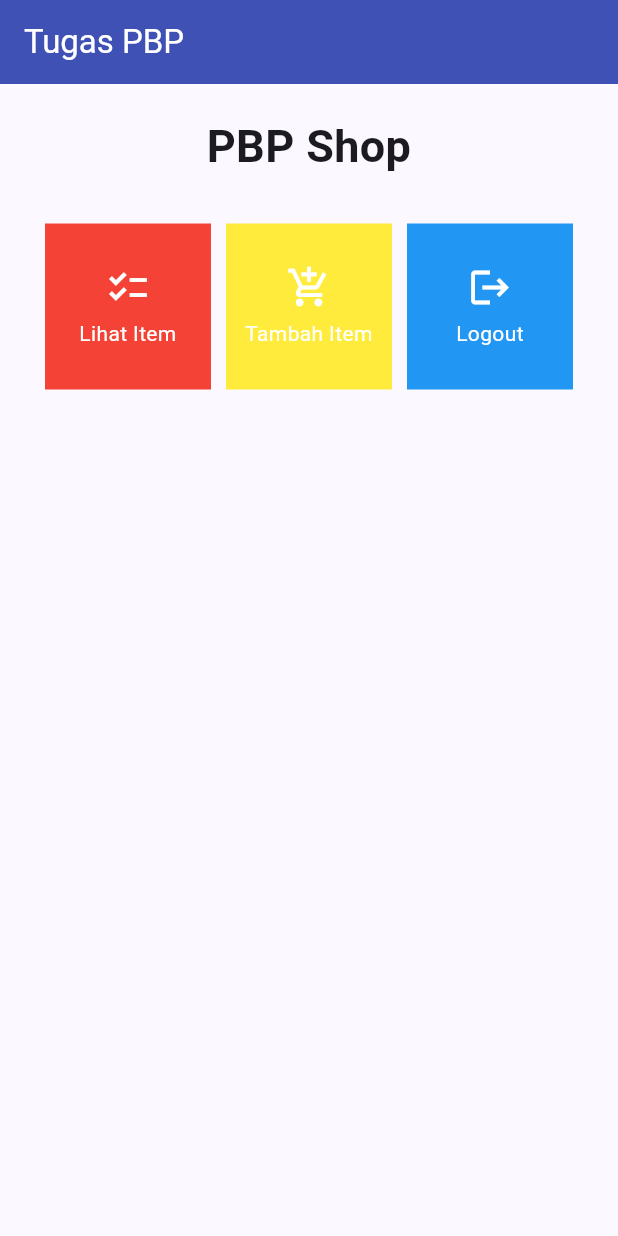
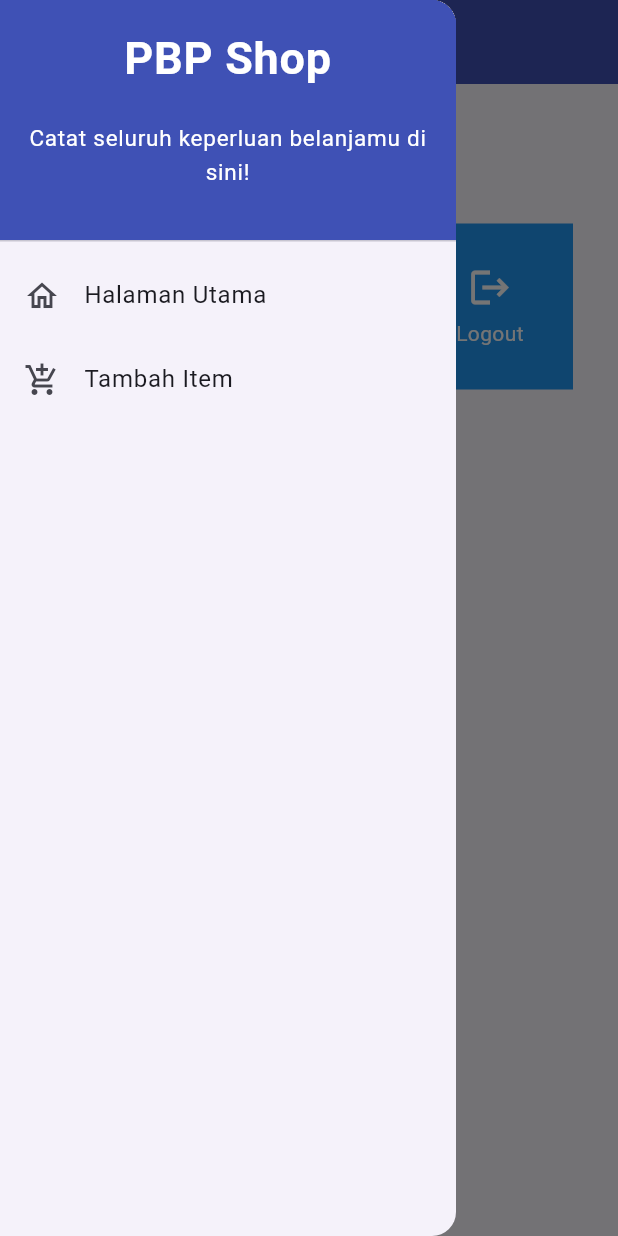
Before and after one commit to KevinIW/PBPTugas7, a Flutter app: the screen it shows after launch, with the side drawer open (before the commit the screen has no drawer), on a phone screen of 412 x 824 dp. Run offline on Flutter 3.47's test engine with Material 2 defaults, Android fonts, the phone set to English and light mode, and no system bars.

Commit message:
+finishing tugas 8\

```diff
--- a/lib/main.dart
+++ b/lib/main.dart
@@ -1,5 +1,5 @@
 import 'package:flutter/material.dart';
-import 'package:tugaspbp7/menu.dart';
+import 'package:tugaspbp7/screens/menu.dart';
 
 void main() {
   runApp(const MyApp());
--- a/lib/menu.dart
+++ b/lib/screens/menu.dart
@@ -1,4 +1,7 @@
 import 'package:flutter/material.dart';
+import 'package:tugaspbp7/screens/shoplist_form.dart';
+import 'package:tugaspbp7/widgets/left_drawer.dart';
+import 'package:tugaspbp7/widgets/shop_card.dart';
 
 class MyHomePage extends StatelessWidget {
   MyHomePage({Key? key}) : super(key: key);
@@ -14,11 +17,13 @@
     return Scaffold(
       appBar: AppBar(
         title: const Text(
-          'Tugas PBP',
+          'PBP Shop',
           style: TextStyle(color: Colors.white),
         ),
         backgroundColor: Colors.indigo,
+        foregroundColor: Colors.white,
       ),
+      drawer: const LeftDrawer(),
       body: SingleChildScrollView(
         // Widget wrapper yang dapat discroll
         child: Padding(
@@ -69,11 +74,7 @@
 // used by the build method of the State. Fields in a Widget subclass are
 // always marked "final".
 
-class ShopItem {
-  final String name;
-  final IconData icon;
-  ShopItem(this.name, this.icon);
-}
+
 
 class ShopCard extends StatelessWidget {
   final ShopItem item;
@@ -105,7 +106,14 @@
             ..hideCurrentSnackBar()
             ..showSnackBar(SnackBar(
                 content: Text("Kamu telah menekan tombol ${item.name}!")));
+          // Navigate ke route yang sesuai (tergantung jenis tombol)
+          if (item.name == "Tambah Item") {
+            // xxx
+            Navigator.push(context,
+                MaterialPageRoute(builder: (context) => const ShopFormPage()));
+          }
         },
+
         child: Container(
           // Container untuk menyimpan Icon dan Text
           padding: const EdgeInsets.all(8),
--- /dev/null
+++ b/lib/widgets/left_drawer.dart
@@ -0,0 +1,72 @@
+import 'package:flutter/material.dart';
+import 'package:tugaspbp7/screens/menu.dart';
+// xxx
+import 'package:tugaspbp7/screens/shoplist_form.dart';
+
+class LeftDrawer extends StatelessWidget {
+  const LeftDrawer({super.key});
+
+  @override
+  Widget build(BuildContext context) {
+    return Drawer(
+      child: ListView(
+        children: [
+          const DrawerHeader(
+            decoration: BoxDecoration(
+              color: Colors.indigo,
+            ),
+            child: Column(
+              children: [
+                Text(
+                  'PBP Shop',
+                  textAlign: TextAlign.center,
+                  style: TextStyle(
+                    fontSize: 30,
+                    fontWeight: FontWeight.bold,
+                    color: Colors.white,
+                  ),
+                ),
+                Padding(padding: EdgeInsets.all(10)),
+                Text(
+                  "Catat seluruh keperluan belanjamu di sini!",
+                  // xxx
+                  textAlign: TextAlign.center,
+                  style: TextStyle(
+                    fontSize: 15,
+                    fontWeight: FontWeight.normal,
+                    color: Colors.white,
+                  ),
+                ),
+              ],
+            ),
+          ),
+          ListTile(
+            leading: const Icon(Icons.home_outlined),
+            title: const Text('Halaman Utama'),
+            // Bagian redirection ke MyHomePage
+            onTap: () {
+              Navigator.pushReplacement(
+                  context,
+                  MaterialPageRoute(
+                    builder: (context) => MyHomePage(),
+                  ));
+            },
+          ),
+          ListTile(
+            leading: const Icon(Icons.add_shopping_cart),
+            title: const Text('Tambah Item'),
+            // Bagian redirection ke ShopFormPage
+            onTap: () {
+              /* xxx
+    */
+              Navigator.push(
+                  context,
+                  MaterialPageRoute(
+                      builder: (context) => const ShopFormPage()));
+            },
+          ),
+        ],
+      ),
+    );
+  }
+}
```
Also changed, not shown: lib/screens/shoplist_form.dart (added, +161 -0 lines), lib/widgets/shop_card.dart (added, +8 -0 lines), 1 other file.
